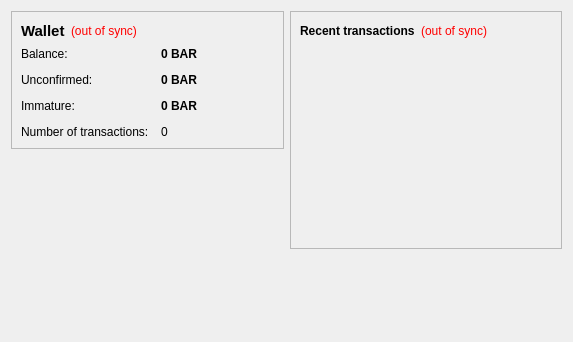
This is src/qt/forms/overviewpage.ui in GustaCoin/GustaCoin as Qt 5 draws it before an edit. The edited form follows.
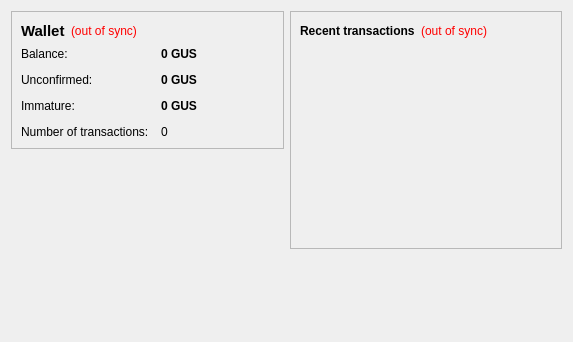
This is the edited form.

```diff
--- a/src/qt/forms/overviewpage.ui
+++ b/src/qt/forms/overviewpage.ui
@@ -105,7 +105,7 @@
              <string>Your current balance</string>
             </property>
             <property name="text">
-             <string notr="true">0 BAR</string>
+             <string notr="true">0 GUS</string>
             </property>
             <property name="textInteractionFlags">
              <set>Qt::LinksAccessibleByMouse|Qt::TextSelectableByKeyboard|Qt::TextSelectableByMouse</set>
@@ -134,7 +134,7 @@
              <string>Total of transactions that have yet to be confirmed, and do not yet count toward the current balance</string>
             </property>
             <property name="text">
-             <string notr="true">0 BAR</string>
+             <string notr="true">0 GUS</string>
             </property>
             <property name="textInteractionFlags">
              <set>Qt::LinksAccessibleByMouse|Qt::TextSelectableByKeyboard|Qt::TextSelectableByMouse</set>
@@ -177,7 +177,7 @@
              <string>Mined balance that has not yet matured</string>
             </property>
             <property name="text">
-             <string notr="true">0 BAR</string>
+             <string notr="true">0 GUS</string>
             </property>
             <property name="textInteractionFlags">
              <set>Qt::LinksAccessibleByMouse|Qt::TextSelectableByKeyboard|Qt::TextSelectableByMouse</set>
```
Left out of the diff: 4 changed lines with no effect on the pictures.
